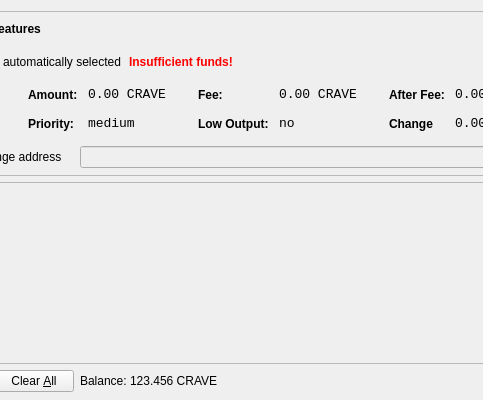
CooleRRSA/crave, file src/qt/forms/sendcoinsdialog.ui: the form before one commit; both pictures show x 107 to 590 and y 0 to 400 of the 850 by 400 pixel window.
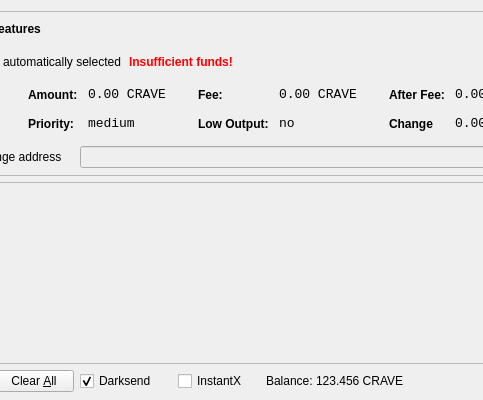
The form after the commit. Icons and pictures are not drawn.

```diff
--- a/src/qt/forms/sendcoinsdialog.ui
+++ b/src/qt/forms/sendcoinsdialog.ui
@@ -699,6 +699,38 @@
        <property name="spacing">
         <number>3</number>
        </property>
+        <item>
+        <widget class="QCheckBox" name="checkUseDarksend">
+         <property name="minimumSize">
+          <size>
+           <width>95</width>
+           <height>0</height>
+          </size>
+         </property>
+         <property name="text">
+          <string>Darksend</string>
+         </property>
+         <property name="checked">
+          <bool>true</bool>
+         </property>
+        </widget>
+       </item>
+       <item>
+        <widget class="QCheckBox" name="checkInstantX">
+         <property name="enabled">
+          <bool>true</bool>
+         </property>
+         <property name="minimumSize">
+          <size>
+           <width>85</width>
+           <height>0</height>
+          </size>
+         </property>
+         <property name="text">
+          <string>InstantX</string>
+         </property>
+        </widget>
+       </item>
        <item>
         <widget class="QLabel" name="label">
          <property name="sizePolicy">
```
